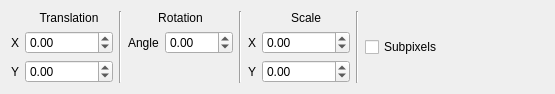
This is src/gui/tools/qt/TransformToolConfigView.ui in stippi/WonderBrush-v3 as Qt 5 draws it before an edit. The edited form follows.
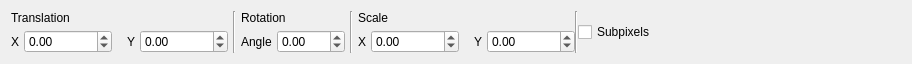
This is the edited form. Custom widgets are drawn as their Qt base class.

Commit message: Qt: TransformToolConfigView: Align with Haiku layout

Patch:
```diff
--- a/src/gui/tools/qt/TransformToolConfigView.ui
+++ b/src/gui/tools/qt/TransformToolConfigView.ui
@@ -6,8 +6,8 @@
    <rect>
     <x>0</x>
     <y>0</y>
-    <width>555</width>
-    <height>78</height>
+    <width>912</width>
+    <height>59</height>
    </rect>
   </property>
   <property name="sizePolicy">
@@ -19,50 +19,62 @@
   <property name="windowTitle">
    <string>Form</string>
   </property>
+  <layout class="QVBoxLayout" name="verticalLayout">
+   <property name="spacing">
+    <number>0</number>
+   </property>
+   <item>
   <layout class="QHBoxLayout" name="horizontalLayout">
    <item>
     <layout class="QGridLayout" name="gridLayout">
-     <item row="0" column="1">
+       <property name="spacing">
+        <number>5</number>
+       </property>
+       <item row="0" column="0" colspan="5">
       <widget class="QLabel" name="label">
        <property name="text">
         <string>Translation</string>
        </property>
-       <property name="alignment">
-        <set>Qt::AlignCenter</set>
-       </property>
-      </widget>
-     </item>
-     <item row="0" column="2" rowspan="3">
+        </widget>
+       </item>
+       <item row="0" column="5" rowspan="2">
       <widget class="Line" name="line">
        <property name="orientation">
         <enum>Qt::Vertical</enum>
        </property>
       </widget>
      </item>
-     <item row="0" column="3" colspan="2">
-      <widget class="QLabel" name="label_2">
-       <property name="text">
-        <string>Rotation</string>
-       </property>
-       <property name="alignment">
-        <set>Qt::AlignCenter</set>
-       </property>
-      </widget>
-     </item>
-     <item row="0" column="5" rowspan="3">
+       <item row="0" column="8" rowspan="2">
       <widget class="Line" name="line_2">
        <property name="orientation">
         <enum>Qt::Vertical</enum>
        </property>
       </widget>
      </item>
-     <item row="0" column="7">
-      <widget class="QLabel" name="label_3">
+       <item row="1" column="13">
+        <widget class="QDoubleSpinBox" name="scaleYEdit">
+         <property name="minimum">
+          <double>-1000000.000000000000000</double>
+         </property>
+         <property name="maximum">
+          <double>1000000.000000000000000</double>
+         </property>
+        </widget>
+       </item>
+       <item row="1" column="3">
+        <widget class="QLabel" name="label_5">
        <property name="text">
-        <string>Scale</string>
-       </property>
-       <property name="alignment">
-        <set>Qt::AlignCenter</set>
+          <string>Y</string>
+         </property>
+        </widget>
+       </item>
+       <item row="1" column="4">
+        <widget class="QDoubleSpinBox" name="translationYEdit">
+         <property name="minimum">
+          <double>-1000000.000000000000000</double>
+         </property>
+         <property name="maximum">
+          <double>1000000.000000000000000</double>
        </property>
       </widget>
      </item>
@@ -73,24 +85,47 @@
        </property>
       </widget>
      </item>
+       <item row="1" column="11">
+        <spacer name="horizontalSpacer_2">
+         <property name="orientation">
+          <enum>Qt::Horizontal</enum>
+         </property>
+         <property name="sizeType">
+          <enum>QSizePolicy::Fixed</enum>
+         </property>
+         <property name="sizeHint" stdset="0">
+          <size>
+           <width>5</width>
+           <height>5</height>
+          </size>
+         </property>
+        </spacer>
+       </item>
      <item row="1" column="1">
       <widget class="QDoubleSpinBox" name="translationXEdit">
        <property name="minimum">
-        <double>-1000000000.000000000000000</double>
+          <double>-1000000.000000000000000</double>
        </property>
        <property name="maximum">
-        <double>1000000000.000000000000000</double>
+          <double>1000000.000000000000000</double>
        </property>
       </widget>
      </item>
-     <item row="1" column="3">
+       <item row="1" column="12">
+        <widget class="QLabel" name="label_8">
+         <property name="text">
+          <string>Y</string>
+         </property>
+        </widget>
+       </item>
+       <item row="1" column="6">
       <widget class="QLabel" name="label_6">
        <property name="text">
         <string>Angle</string>
        </property>
       </widget>
      </item>
-     <item row="1" column="4">
+       <item row="1" column="7">
       <widget class="QDoubleSpinBox" name="rotationEdit">
        <property name="minimum">
         <double>-180.000000000000000</double>
@@ -100,70 +135,53 @@
        </property>
       </widget>
      </item>
-     <item row="1" column="6">
-      <widget class="QLabel" name="label_7">
-       <property name="text">
-        <string>X</string>
-       </property>
-      </widget>
-     </item>
-     <item row="1" column="7">
+       <item row="1" column="10">
       <widget class="QDoubleSpinBox" name="scaleXEdit">
        <property name="minimum">
-        <double>-1000000000.000000000000000</double>
+          <double>-1000000.000000000000000</double>
        </property>
        <property name="maximum">
-        <double>1000000000.000000000000000</double>
+          <double>1000000.000000000000000</double>
        </property>
       </widget>
      </item>
-     <item row="2" column="0">
-      <widget class="QLabel" name="label_5">
+       <item row="0" column="9" colspan="5">
+        <widget class="QLabel" name="label_3">
        <property name="text">
-        <string>Y</string>
+          <string>Scale</string>
        </property>
       </widget>
      </item>
-     <item row="2" column="1">
-      <widget class="QDoubleSpinBox" name="translationYEdit">
-       <property name="minimum">
-        <double>-1000000000.000000000000000</double>
-       </property>
-       <property name="maximum">
-        <double>1000000000.000000000000000</double>
+       <item row="0" column="6" colspan="2">
+        <widget class="QLabel" name="label_2">
+         <property name="text">
+          <string>Rotation</string>
+         </property>
+        </widget>
+       </item>
+       <item row="1" column="9">
+        <widget class="QLabel" name="label_7">
+         <property name="text">
+          <string>X</string>
        </property>
       </widget>
      </item>
-     <item row="2" column="3">
-      <spacer name="verticalSpacer">
+       <item row="1" column="2">
+        <spacer name="horizontalSpacer">
        <property name="orientation">
-        <enum>Qt::Vertical</enum>
+          <enum>Qt::Horizontal</enum>
+         </property>
+         <property name="sizeType">
+          <enum>QSizePolicy::Fixed</enum>
        </property>
        <property name="sizeHint" stdset="0">
         <size>
-         <width>13</width>
-         <height>13</height>
+           <width>5</width>
+           <height>5</height>
         </size>
        </property>
       </spacer>
      </item>
-     <item row="2" column="6">
-      <widget class="QLabel" name="label_8">
-       <property name="text">
-        <string>Y</string>
-       </property>
-      </widget>
-     </item>
-     <item row="2" column="7">
-      <widget class="QDoubleSpinBox" name="scaleYEdit">
-       <property name="minimum">
-        <double>-1000000000.000000000000000</double>
-       </property>
-       <property name="maximum">
-        <double>1000000000.000000000000000</double>
-       </property>
-      </widget>
-     </item>
     </layout>
    </item>
    <item>
@@ -179,6 +197,21 @@
       <string>Subpixels</string>
      </property>
     </widget>
+     </item>
+    </layout>
+   </item>
+   <item>
+    <spacer name="verticalSpacer">
+     <property name="orientation">
+      <enum>Qt::Vertical</enum>
+     </property>
+     <property name="sizeHint" stdset="0">
+      <size>
+       <width>20</width>
+       <height>1</height>
+      </size>
+     </property>
+    </spacer>
    </item>
   </layout>
  </widget>
```
Lines whose indentation alone changed are shown as unchanged.
